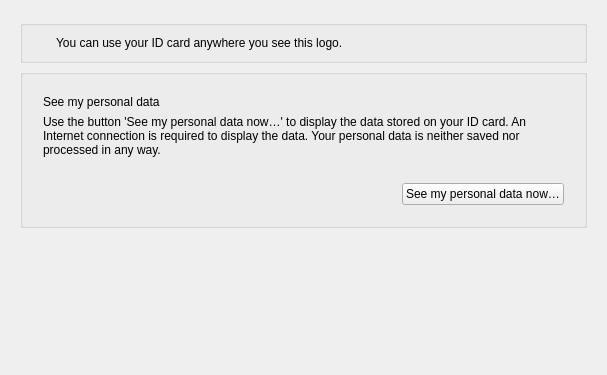
Before: the Qt Designer form src/gui/SelfInformationWidget.ui in Governikus/AusweisApp, drawn with Qt 5.
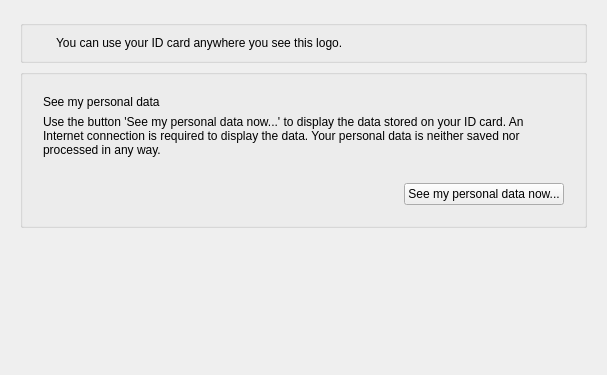
After: the same form once the commit is applied. Custom widgets are drawn as their Qt base class.

What changed in the file:
```diff
--- a/src/gui/SelfInformationWidget.ui
+++ b/src/gui/SelfInformationWidget.ui
@@ -112,7 +112,7 @@
          <enum>Qt::TabFocus</enum>
         </property>
         <property name="text">
-         <string>Use the button 'See my personal data now…' to display the data stored on your ID card. An Internet connection is required to display the data. Your personal data is neither saved nor processed in any way.</string>
+         <string>Use the button 'See my personal data now...' to display the data stored on your ID card. An Internet connection is required to display the data. Your personal data is neither saved nor processed in any way.</string>
         </property>
         <property name="wordWrap">
          <bool>true</bool>
@@ -164,7 +164,7 @@
               </sizepolicy>
              </property>
              <property name="text">
-              <string>See my personal data now…</string>
+              <string>See my personal data now...</string>
              </property>
             </widget>
            </item>
```
